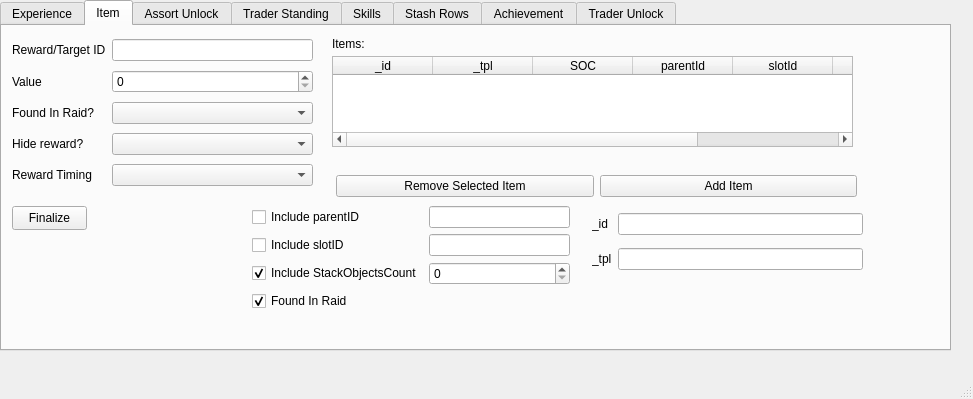
ThePi1/SPT-Trader-Builder, file src/tb_ui/gui_rewards.ui: the form before one commit.
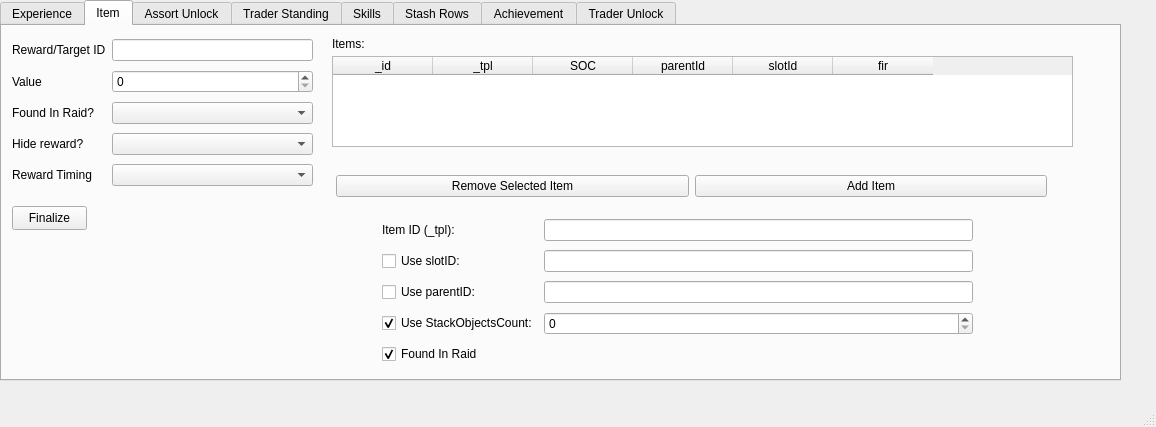
The form after the commit. The open tabs and pages were chosen to show the change.

Commit message: Fixing item rewards

```diff
--- a/src/tb_ui/gui_rewards.ui
+++ b/src/tb_ui/gui_rewards.ui
@@ -6,8 +6,8 @@
    <rect>
     <x>0</x>
     <y>0</y>
-    <width>973</width>
-    <height>399</height>
+    <width>1156</width>
+    <height>427</height>
    </rect>
   </property>
   <property name="windowTitle">
@@ -19,8 +19,8 @@
      <rect>
       <x>0</x>
       <y>0</y>
-      <width>951</width>
-      <height>351</height>
+      <width>1121</width>
+      <height>381</height>
      </rect>
     </property>
     <property name="styleSheet">
@@ -188,46 +188,48 @@
      <widget class="QWidget" name="gridLayoutWidget_8">
       <property name="geometry">
        <rect>
-        <x>590</x>
-        <y>180</y>
-        <width>271</width>
-        <height>71</height>
+        <x>380</x>
+        <y>190</y>
+        <width>591</width>
+        <height>151</height>
        </rect>
       </property>
       <layout class="QGridLayout" name="gridLayout_8">
-       <item row="1" column="1">
-        <widget class="QLineEdit" name="fld_uid_item"/>
-       </item>
-       <item row="2" column="1">
-        <widget class="QLineEdit" name="fld_utpl_item"/>
-       </item>
        <item row="1" column="0">
-        <widget class="QLabel" name="label">
+        <widget class="QCheckBox" name="chk_slotid_item">
          <property name="text">
-          <string>_id</string>
+          <string>Use slotID:</string>
          </property>
         </widget>
        </item>
-       <item row="2" column="0">
+       <item row="0" column="0">
         <widget class="QLabel" name="label_30">
          <property name="text">
-          <string>_tpl</string>
+          <string>Item ID (_tpl):</string>
          </property>
         </widget>
        </item>
-      </layout>
-     </widget>
-     <widget class="QWidget" name="gridLayoutWidget_9">
-      <property name="geometry">
-       <rect>
-        <x>250</x>
-        <y>180</y>
-        <width>318</width>
-        <height>106</height>
-       </rect>
-      </property>
-      <layout class="QGridLayout" name="gridLayout_9">
+       <item row="5" column="0">
+        <widget class="QCheckBox" name="chk_fir_item">
+         <property name="text">
+          <string>Found In Raid</string>
+         </property>
+         <property name="checked">
+          <bool>true</bool>
+         </property>
+        </widget>
+       </item>
+       <item row="2" column="0">
+        <widget class="QCheckBox" name="chk_parentid_item">
+         <property name="text">
+          <string>Use parentID:</string>
+         </property>
+        </widget>
+       </item>
        <item row="2" column="2">
+        <widget class="QLineEdit" name="fld_parentid_item"/>
+       </item>
+       <item row="4" column="2">
         <widget class="QSpinBox" name="box_soc_item">
          <property name="toolTip">
           <string>&lt;html&gt;&lt;head/&gt;&lt;body&gt;&lt;p&gt;&lt;br/&gt;&lt;/p&gt;&lt;/body&gt;&lt;/html&gt;</string>
@@ -237,45 +239,21 @@
          </property>
         </widget>
        </item>
+       <item row="4" column="0">
+        <widget class="QCheckBox" name="chk_soc_item">
+         <property name="text">
+          <string>Use StackObjectsCount:</string>
+         </property>
+         <property name="checked">
+          <bool>true</bool>
+         </property>
+        </widget>
+       </item>
        <item row="1" column="2">
         <widget class="QLineEdit" name="fld_slotid_item"/>
        </item>
-       <item row="1" column="1">
-        <widget class="QCheckBox" name="chk_slotid_item">
-         <property name="text">
-          <string>Include slotID</string>
-         </property>
-        </widget>
-       </item>
-       <item row="2" column="1">
-        <widget class="QCheckBox" name="chk_soc_item">
-         <property name="text">
-          <string>Include StackObjectsCount</string>
-         </property>
-         <property name="checked">
-          <bool>true</bool>
-         </property>
-        </widget>
-       </item>
-       <item row="0" column="1">
-        <widget class="QCheckBox" name="chk_parentid_item">
-         <property name="text">
-          <string>Include parentID</string>
-         </property>
-        </widget>
-       </item>
        <item row="0" column="2">
-        <widget class="QLineEdit" name="fld_parentid_item"/>
-       </item>
-       <item row="3" column="1">
-        <widget class="QCheckBox" name="chk_fir_item">
-         <property name="text">
-          <string>Found In Raid</string>
-         </property>
-         <property name="checked">
-          <bool>true</bool>
-         </property>
-        </widget>
+        <widget class="QLineEdit" name="fld_utpl_item"/>
        </item>
       </layout>
      </widget>
@@ -284,7 +262,7 @@
        <rect>
         <x>334</x>
         <y>140</y>
-        <width>521</width>
+        <width>711</width>
         <height>41</height>
        </rect>
       </property>
@@ -310,7 +288,7 @@
        <rect>
         <x>330</x>
         <y>30</y>
-        <width>521</width>
+        <width>741</width>
         <height>91</height>
        </rect>
       </property>
@@ -347,11 +325,6 @@
         <string>fir</string>
        </property>
       </column>
-      <column>
-       <property name="text">
-        <string>id  (internal id)</string>
-       </property>
-      </column>
      </widget>
     </widget>
     <widget class="QWidget" name="tab_2">
```
Left out of the diff: 101 changed lines with no effect on the pictures. The commit also changes 12 other files.
